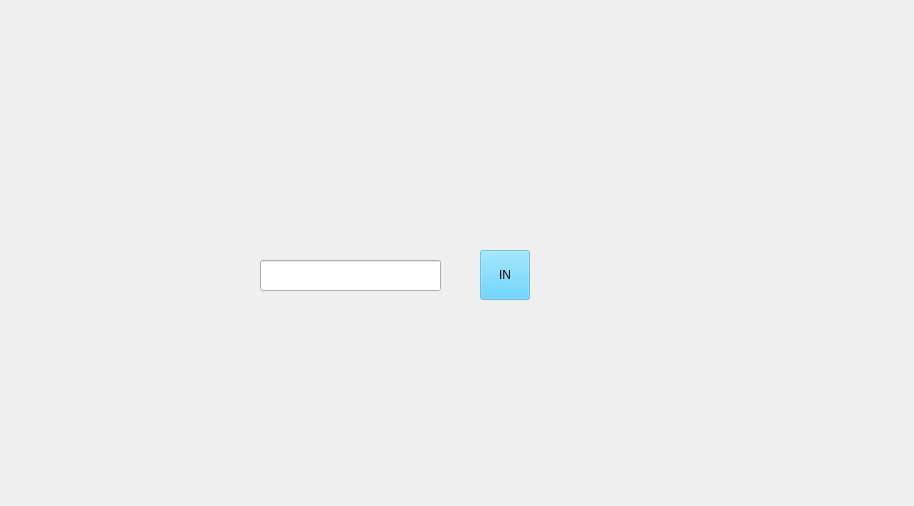
Old version of the form login_page.ui in the repository YuanQiPKU/Reservoir.
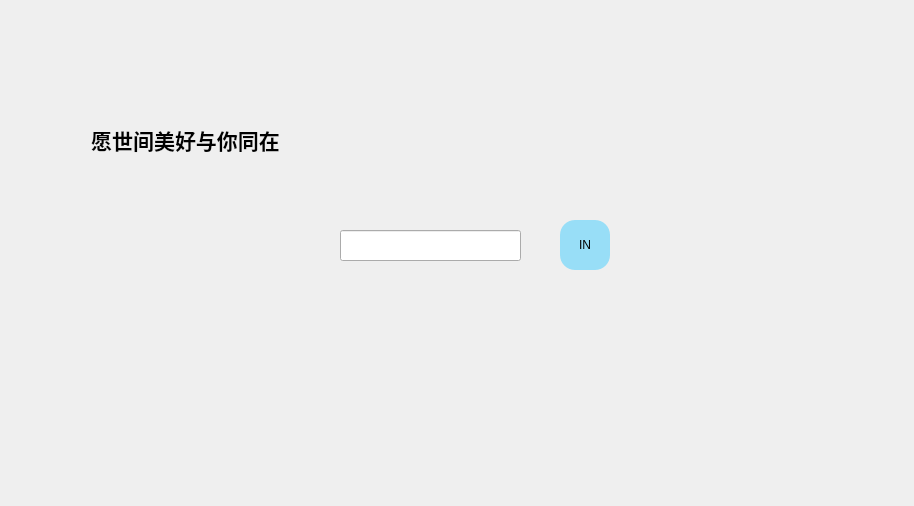
New version of the form. Icons and pictures are not drawn.

Patch:
```diff
--- a/login_page.ui
+++ b/login_page.ui
@@ -19,8 +19,8 @@
   <widget class="QLineEdit" name="lineEdit">
    <property name="geometry">
     <rect>
-     <x>260</x>
-     <y>260</y>
+     <x>340</x>
+     <y>230</y>
      <width>181</width>
      <height>31</height>
     </rect>
@@ -29,8 +29,8 @@
   <widget class="QPushButton" name="btnLogin">
    <property name="geometry">
     <rect>
-     <x>480</x>
-     <y>250</y>
+     <x>560</x>
+     <y>220</y>
      <width>50</width>
      <height>50</height>
     </rect>
@@ -58,6 +58,7 @@
     color: #000000; /* 文字颜色 */
     font-weight: normal;
     padding: 5px; /* 按需调整内边距 */
+   border-radius: 15px; /* 边框圆角 */
 }
 
 QPushButton:hover {
@@ -102,6 +103,31 @@
     <string notr="true">background-image: url(:/pages/main_page/image/main_page.png);</string>
    </property>
   </widget>
+  <widget class="QLabel" name="label">
+   <property name="geometry">
+    <rect>
+     <x>80</x>
+     <y>80</y>
+     <width>211</width>
+     <height>121</height>
+    </rect>
+   </property>
+   <property name="font">
+    <font>
+     <family>幼圆</family>
+    </font>
+   </property>
+   <property name="text">
+    <string>&lt;!DOCTYPE HTML PUBLIC &quot;-//W3C//DTD HTML 4.0//EN&quot; &quot;http://www.w3.org/TR/REC-html40/strict.dtd&quot;&gt;
+&lt;html&gt;&lt;head&gt;&lt;meta name=&quot;qrichtext&quot; content=&quot;1&quot; /&gt;&lt;meta charset=&quot;utf-8&quot; /&gt;&lt;style type=&quot;text/css&quot;&gt;
+p, li { white-space: pre-wrap; }
+hr { height: 1px; border-width: 0; }
+li.unchecked::marker { content: &quot;\2610&quot;; }
+li.checked::marker { content: &quot;\2612&quot;; }
+&lt;/style&gt;&lt;/head&gt;&lt;body style=&quot; font-family:'Microsoft YaHei UI'; font-size:9pt; font-weight:400; font-style:normal;&quot;&gt;
+&lt;p align=&quot;center&quot; style=&quot; margin-top:0px; margin-bottom:0px; margin-left:0px; margin-right:0px; -qt-block-indent:0; text-indent:0px;&quot;&gt;&lt;span style=&quot; font-size:16pt; font-weight:700;&quot;&gt;愿世间美好与你同在&lt;/span&gt;&lt;/p&gt;&lt;/body&gt;&lt;/html&gt;</string>
+   </property>
+  </widget>
   <zorder>widget</zorder>
   <zorder>lineEdit</zorder>
   <zorder>btnLogin</zorder>
```
Left out of the diff: 7 changed lines with no effect on the pictures.
